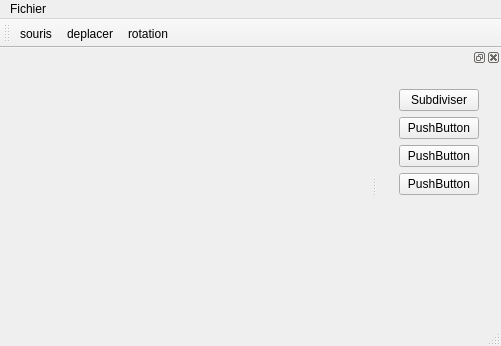
slvrgauthier/OpenSculpt, file src/gui/mainWindow.ui: the form before one commit.
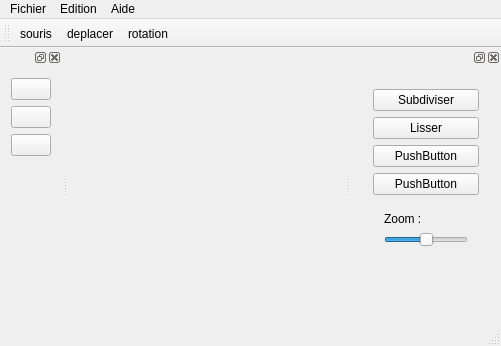
The form after the commit. Icons and pictures are not drawn. Custom widgets are drawn as their Qt base class.

Commit message: Ajout dans l'interface

```diff
--- a/src/gui/mainWindow.ui
+++ b/src/gui/mainWindow.ui
@@ -14,10 +14,10 @@
    <string>OpenSculpt</string>
   </property>
   <widget class="QWidget" name="centralWidget">
-   <layout class="QVBoxLayout" name="verticalLayout">
+   <layout class="QVBoxLayout" name="verticalLayout_7">
     <item>
      <widget class="QWidget" name="widget_2" native="true">
-      <layout class="QHBoxLayout" name="horizontalLayout">
+      <layout class="QVBoxLayout" name="verticalLayout">
        <item>
         <widget class="GLWidget" name="widgetfenetre" native="true">
          <layout class="QVBoxLayout" name="verticalLayout_2"/>
@@ -46,7 +46,21 @@
     <addaction name="actionSave_as"/>
     <addaction name="actionQuit"/>
    </widget>
+   <widget class="QMenu" name="menuEdition">
+    <property name="title">
+     <string>Edition</string>
+    </property>
+    <addaction name="actionRedo"/>
+   </widget>
+   <widget class="QMenu" name="menuAide">
+    <property name="title">
+     <string>Aide</string>
+    </property>
+    <addaction name="actionA_propos"/>
+   </widget>
    <addaction name="menuFile"/>
+   <addaction name="menuEdition"/>
+   <addaction name="menuAide"/>
   </widget>
   <widget class="QToolBar" name="mainToolBar">
    <attribute name="toolBarArea">
@@ -79,7 +93,7 @@
         <item>
          <widget class="QPushButton" name="pushButton_3">
           <property name="text">
-           <string>PushButton</string>
+           <string>Lisser</string>
           </property>
          </widget>
         </item>
@@ -97,6 +111,29 @@
           </property>
          </widget>
         </item>
+        <item>
+         <widget class="QWidget" name="widget" native="true">
+          <layout class="QVBoxLayout" name="verticalLayout_6">
+           <item>
+            <widget class="QLabel" name="sizeObject">
+             <property name="text">
+              <string>Zoom :</string>
+             </property>
+            </widget>
+           </item>
+           <item>
+            <widget class="QSlider" name="horizontalSlider">
+             <property name="sliderPosition">
+              <number>50</number>
+             </property>
+             <property name="orientation">
+              <enum>Qt::Horizontal</enum>
+             </property>
+            </widget>
+           </item>
+          </layout>
+         </widget>
+        </item>
         <item>
          <spacer name="verticalSpacer">
           <property name="orientation">
@@ -116,6 +153,61 @@
     </layout>
    </widget>
   </widget>
+  <widget class="QDockWidget" name="dockWidgetObjet">
+   <attribute name="dockWidgetArea">
+    <number>1</number>
+   </attribute>
+   <widget class="QWidget" name="dockWidgetContents_3">
+    <layout class="QVBoxLayout" name="verticalLayout_5">
+     <item>
+      <widget class="QPushButton" name="select">
+       <property name="text">
+        <string/>
+       </property>
+       <property name="icon">
+        <iconset resource="../data/ressources.qrc">
+         <normaloff>:/new/icon/icons/Curseur.png</normaloff>:/new/icon/icons/Curseur.png</iconset>
+       </property>
+      </widget>
+     </item>
+     <item>
+      <widget class="QPushButton" name="rotation">
+       <property name="text">
+        <string/>
+       </property>
+       <property name="icon">
+        <iconset resource="../data/ressources.qrc">
+         <normaloff>:/new/icon/icons/rotation.jpeg</normaloff>:/new/icon/icons/rotation.jpeg</iconset>
+       </property>
+      </widget>
+     </item>
+     <item>
+      <widget class="QPushButton" name="redo">
+       <property name="text">
+        <string/>
+       </property>
+       <property name="icon">
+        <iconset resource="../data/ressources.qrc">
+         <normaloff>:/new/icon/icons/symbole-de-rotation-a-droite_318-9143.jpg</normaloff>:/new/icon/icons/symbole-de-rotation-a-droite_318-9143.jpg</iconset>
+       </property>
+      </widget>
+     </item>
+     <item>
+      <spacer name="verticalSpacer_2">
+       <property name="orientation">
+        <enum>Qt::Vertical</enum>
+       </property>
+       <property name="sizeHint" stdset="0">
+        <size>
+         <width>20</width>
+         <height>40</height>
+        </size>
+       </property>
+      </spacer>
+     </item>
+    </layout>
+   </widget>
+  </widget>
   <action name="actionNew">
    <property name="text">
     <string>Nouveau</string>
```
Left out of the diff: 16 changed lines with no effect on the pictures. The commit also changes 4 other files.
